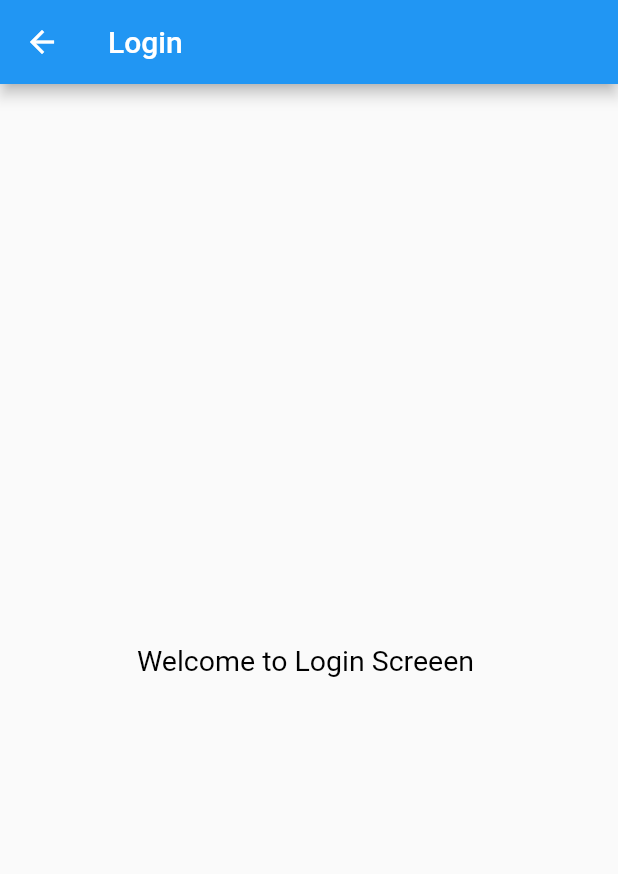
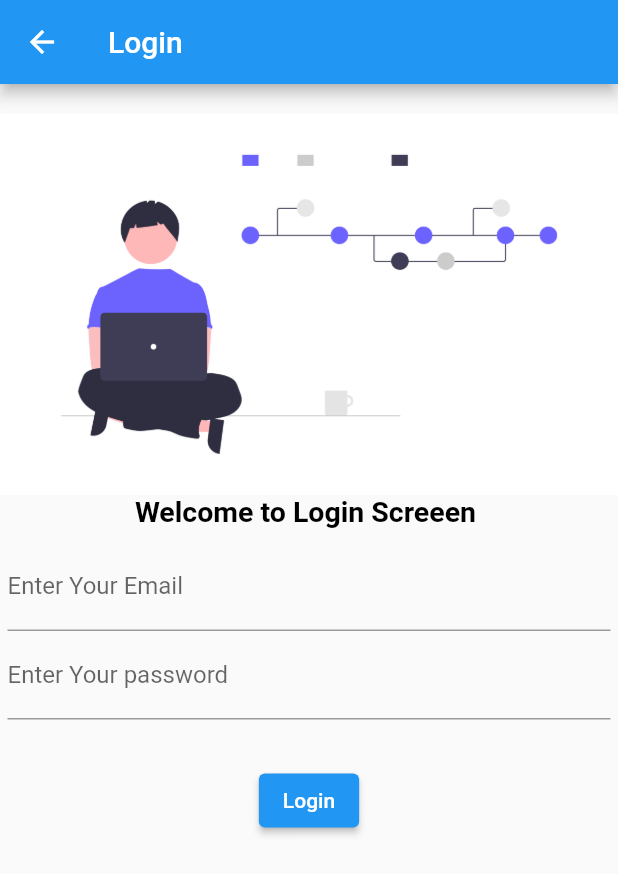
Before and after one commit to bishtmanish739/flutter_catalog, a Flutter app: the screen it shows after launch, on a phone screen of 412 x 824 dp. Shown: the top 874 px of the screen. Run offline on Flutter 3.47's test engine with Material 2 defaults, Android fonts, the phone set to English and light mode, and no system bars.

Commit message:
added day 4

```diff
--- a/lib/screen/login_screen.dart
+++ b/lib/screen/login_screen.dart
@@ -2,7 +2,7 @@ import 'package:flutter/material.dart';
 
 class Loginpage extends StatelessWidget {
   @override
-  int days = 3;
+  int days = 4;
   Widget build(BuildContext context) {
     return Scaffold(
       appBar: AppBar(
@@ -11,13 +11,45 @@ class Loginpage extends StatelessWidget {
           style: TextStyle(fontSize: 20),
         ),
       ),
-      body: Center(
-        child: Container(
-          child: Text(
+      body: Column(
+        children: [
+          SizedBox(
+            height: 20,
+          ),
+          Image.asset(
+            "assets/images/login_image.png",
+            fit: BoxFit.cover,
+          ),
+          Text(
             'Welcome to Login Screeen ',
-            style: TextStyle(fontSize: 19, color: Colors.black),
+            style: TextStyle(
+                fontSize: 19, fontWeight: FontWeight.bold, color: Colors.black),
           ),
-        ),
+          Padding(
+            padding: const EdgeInsets.symmetric(vertical: 10, horizontal: 5),
+            child: Column(
+              children: [
+                TextFormField(
+                  decoration: InputDecoration(
+                      hintText: 'Email', labelText: 'Enter Your Email '),
+                ),
+                TextFormField(
+                  obscureText: true,
+                  decoration: InputDecoration(
+                      hintText: 'password ', labelText: 'Enter Your password '),
+                )
+              ],
+            ),
+          ),
+          SizedBox(
+            height: 20,
+          ),
+          ElevatedButton(
+              onPressed: () {
+                print('hello ');
+              },
+              child: Text('Login'))
+        ],
       ),
     );
   }
--- a/pubspec.yaml
+++ b/pubspec.yaml
@@ -47,8 +47,8 @@ flutter:
   uses-material-design: true
 
   # To add assets to your application, add an assets section, like this:
-  # assets:
-  #   - images/a_dot_burr.jpeg
+  assets:
+    - assets/images/
   #   - images/a_dot_ham.jpeg
 
   # An image asset can refer to one or more resolution-specific "variants", see
```
Also changed, not shown: assets/images/login_image.png (added).
